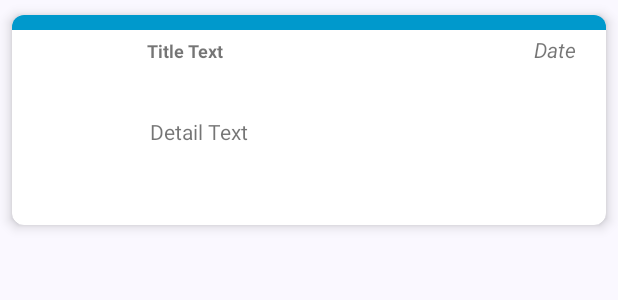
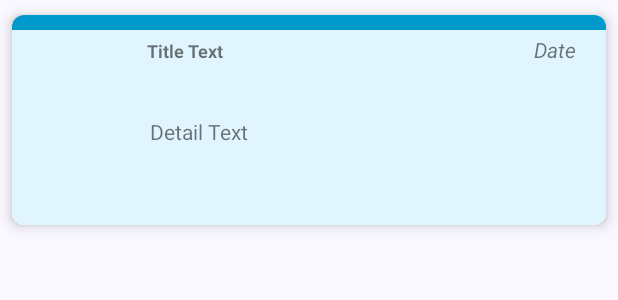
Before and after one commit to JulienS69/Application_Gestion_Films, an Android app: the layout car_view_item_layout_list.xml on its own in the app's theme, with its tools: preview values and no code run, on a phone screen of 412 x 824 dp. Shown: the top 300 px of the screen. Run offline under Robolectric (Android 15) with nearby library versions, the phone set to English and light mode, and no system bars.

Commit message:
[MOB] Code refactor.

```diff
--- a/app/src/main/java/com/example/application_gestion_films/model/Film.kt
+++ b/app/src/main/java/com/example/application_gestion_films/model/Film.kt
@@ -14,5 +14,4 @@ class Database {
         listener?.getFilm(Film("", ""))
     }
 
-
 }
--- a/app/src/main/res/layout/car_view_item_layout_list.xml
+++ b/app/src/main/res/layout/car_view_item_layout_list.xml
@@ -1,10 +1,11 @@
 <?xml version="1.0" encoding="utf-8"?>
 <androidx.cardview.widget.CardView xmlns:android="http://schemas.android.com/apk/res/android"
+    xmlns:tools="http://schemas.android.com/tools"
     android:layout_width="match_parent"
     android:layout_height="wrap_content"
+
     xmlns:app="http://schemas.android.com/apk/res-auto"
     app:cardCornerRadius="8dp"
-
     android:layout_marginBottom="16dp"
     app:cardElevation="5dp"
     app:cardPreventCornerOverlap="true"
@@ -14,6 +15,8 @@
         android:layout_width="wrap_content"
         android:layout_height="140dp"
         android:paddingBottom="4dp"
+
+        android:background="@color/button_add"
         android:theme="@style/Theme.AppCompat.Light.NoActionBar">
 
         <ImageView
@@ -21,44 +24,45 @@
             android:layout_width="80dp"
             android:layout_height="100dp"
             android:layout_centerVertical="true"
-            android:layout_marginLeft="5dp"
+            android:layout_marginStart="5dp"
             android:layout_marginTop="6dp" />
 
         <TextView
             android:id="@+id/item_date"
             android:layout_width="match_parent"
             android:layout_height="wrap_content"
-            android:layout_marginLeft="20dp"
+            android:layout_marginStart="20dp"
             android:layout_marginTop="5dp"
-            android:paddingRight="20dp"
+            android:paddingEnd="20dp"
             android:paddingTop="8dp"
-
             android:text="Date"
             android:textAlignment="textEnd"
-
-            android:textStyle="italic" />
+            android:textStyle="italic"
+            tools:ignore="RtlSymmetry" />
 
         <TextView
             android:id="@+id/item_title"
             android:layout_width="wrap_content"
             android:layout_height="wrap_content"
-            android:layout_marginLeft="90dp"
+            android:layout_marginStart="90dp"
             android:layout_marginTop="10dp"
             android:paddingTop="5dp"
             android:text="Title Text"
-            android:textSize="12dp"
+            android:textSize="12sp"
             android:textStyle="bold" />
 
         <TextView
             android:id="@+id/item_detail"
             android:layout_width="match_parent"
             android:layout_height="wrap_content"
+            android:layout_centerVertical="true"
+            android:layout_marginStart="90dp"
+            android:layout_marginTop="35dp"
+            android:ellipsize="end"
+            android:maxLines="4"
+            android:paddingLeft="2dp"
             android:paddingTop="15dp"
-            android:paddingLeft="2dp"
             android:paddingRight="2dp"
-            android:layout_centerVertical="true"
-            android:layout_marginLeft="90dp"
-            android:layout_marginTop="35dp"
             android:text="Detail Text" />
 
 
```
Also changed, not shown: app/src/main/java/com/example/application_gestion_films/HomeActivity.kt (+0 -8 lines), app/src/main/java/com/example/application_gestion_films/LoginActivity.kt (+2 -5 lines), app/src/main/java/com/example/application_gestion_films/RecyclerAdapter.kt (+1 -11 lines).
